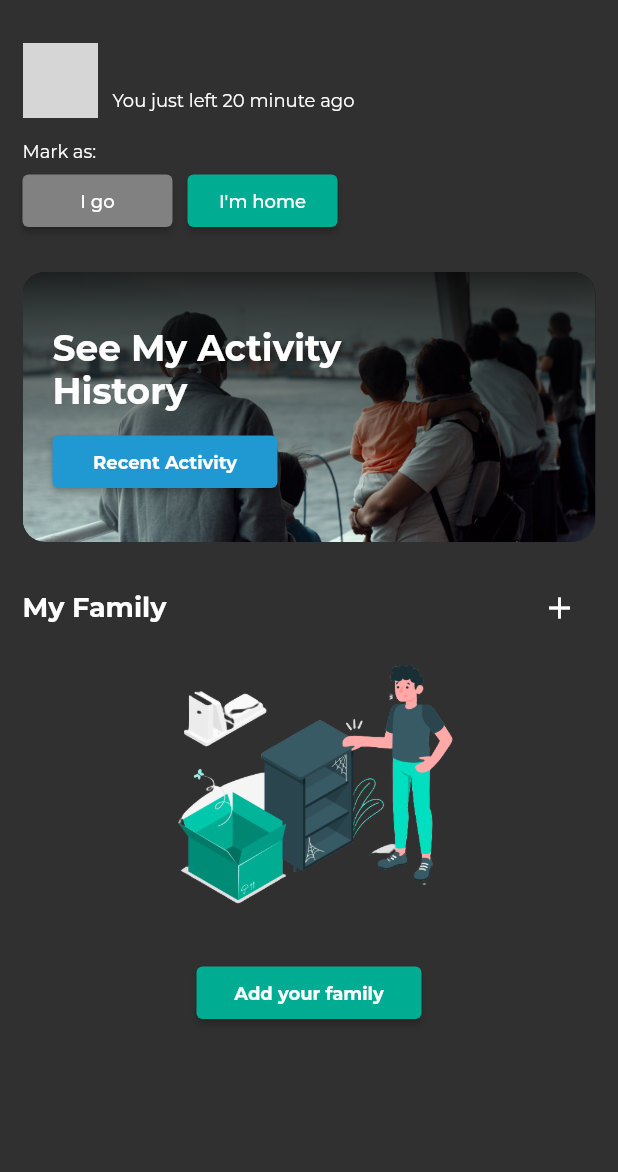
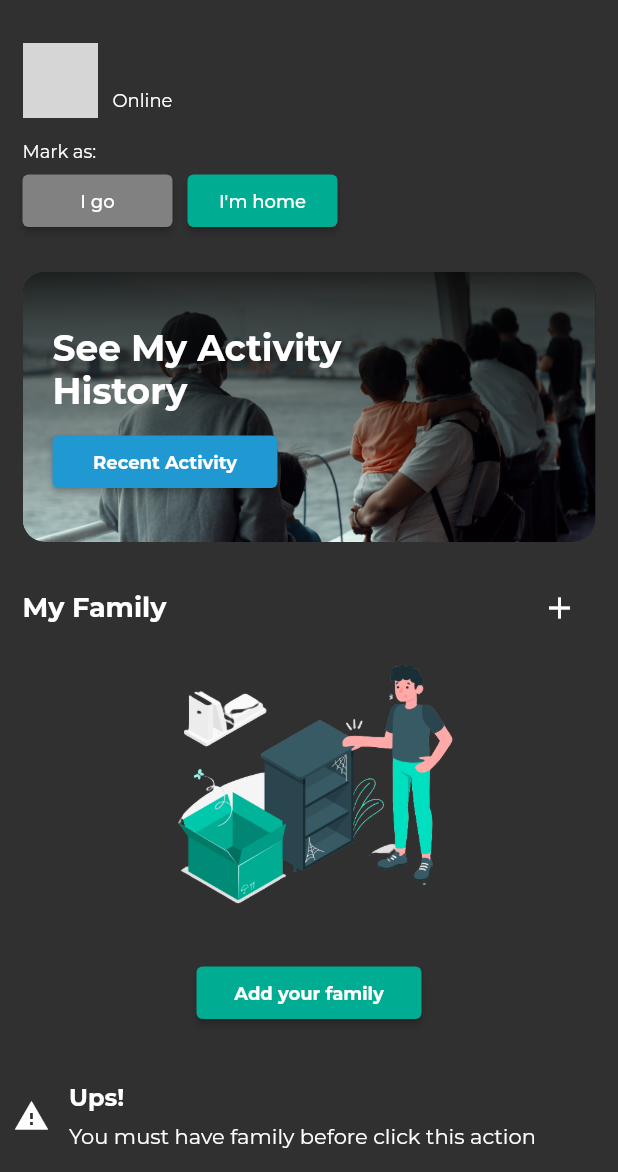
Before and after one commit to hafizc8/whosathome, a Flutter app: the HomePage screen opened by its route, after a tap on "I go", on a phone screen of 412 x 824 dp, the part 64-1236 px from its top. Run offline on Flutter 3.47's test engine with Material 2 defaults, Android fonts, the phone set to English and light mode, and no system bars; our stand-ins replace cloud_firestore, firebase_core, get, get_storage, google_fonts, google_sign_in; accounts and stored records are empty; network calls fail; grey boxes are pictures that could not be loaded.

Commit message:
add family and add activity

```diff
--- /dev/null
+++ b/lib/controllers/activity_controller.dart
@@ -0,0 +1,77 @@
+import 'package:cloud_firestore/cloud_firestore.dart';
+import 'package:flutter/material.dart';
+import 'package:get/get.dart';
+import 'package:get_storage/get_storage.dart';
+
+enum EventLabel {
+  imHome,
+  iGo
+}
+
+class ActivityController extends GetxController {
+  FirebaseFirestore myFirestore = FirebaseFirestore.instance;
+
+  /// Mark user event like (i'm home or i go)
+  dynamic markAsEvent({bool isHaveFamily = true, required EventLabel eventLabel}) async {
+    GetStorage storage = GetStorage();
+
+    if (!isHaveFamily) {
+      Get.showSnackbar(
+        const GetSnackBar(
+          icon: Icon(Icons.warning),
+          title: "Ups!",
+          message: "You must have family before click this action",
+          duration: Duration(seconds: 4),
+          snackPosition: SnackPosition.BOTTOM,
+        ),
+      );
+
+      return;
+    }
+
+    Map<String, dynamic> activity = {
+      "eventLabel": eventLabel == EventLabel.iGo ? "I go" : "I'm home",
+      "time": DateTime.now().millisecondsSinceEpoch
+    };
+
+    // update recent activity in family collection
+    String familyName = storage.read("familyName");
+    updateRecentActivity(
+      familyName: familyName,
+      currentUserEmail: storage.read("email"),
+      data: activity,
+    );
+
+    // add recent activity
+    await myFirestore.collection("users").doc(storage.read("email")).collection("recentActivities").add(activity);
+  }
+
+  dynamic updateRecentActivity({required String familyName, required String currentUserEmail, required Map<String, dynamic> data}) async {
+    DocumentReference familyDoc = myFirestore.collection('families').doc(familyName);
+    DocumentSnapshot getFamily  = await familyDoc.get();
+
+    // get current users list
+    List<Map<String, dynamic>> currentUsers = List<Map<String, dynamic>>.from((getFamily.get("users") as List).map((e) => e));
+    currentUsers = currentUsers.map((e) {
+      if (e['email'] == currentUserEmail) {
+        // update data
+        return {
+          "email": e['email'],
+          "name": e['name'],
+          "displayPic": e['displayPic'],
+          "recentActivity": data
+        };
+      }
+
+      return e;
+    }).toList();
+
+    // add current user to family list
+    await familyDoc
+      .set({
+        "users": currentUsers
+      })
+      .whenComplete(() => debugPrint("User activity has been updated. family name: $familyName.."))
+      .catchError((e) => debugPrint(e));
+  }
+}
--- a/lib/main.dart
+++ b/lib/main.dart
@@ -1,13 +1,14 @@
 import 'package:firebase_core/firebase_core.dart';
 import 'package:flutter/material.dart';
 import 'package:get/route_manager.dart';
+import 'package:get_storage/get_storage.dart';
 import 'package:whosathome/routes/app_pages.dart';
-import 'package:whosathome/ui/onboarding/onboarding.dart';
 import 'package:whosathome/ui/theme/theme.dart';
 
 void main() async {
   WidgetsFlutterBinding.ensureInitialized();
   await Firebase.initializeApp();
+  await GetStorage.init();
   runApp(const MyApp());
 }
 
@@ -21,7 +22,6 @@ class MyApp extends StatelessWidget {
       theme: Themes.light,
       darkTheme: Themes.dark,
       themeMode: ThemeMode.dark,
-      home: OnBoardingScreen(),
       initialRoute: Routes.initial,
       defaultTransition: Transition.fade,
       getPages: AppPages.pages,
--- a/lib/ui/home/home.dart
+++ b/lib/ui/home/home.dart
@@ -1,6 +1,8 @@
 import 'package:flutter/material.dart';
 import 'package:get/get.dart';
-import 'package:whosathome/controllers/my_app_controllers.dart';
+import 'package:whosathome/controllers/activity_controller.dart';
+import 'package:whosathome/controllers/my_app_controller.dart';
+import 'package:whosathome/controllers/my_family_controller.dart';
 import 'package:whosathome/ui/home/card_recent_history.dart';
 import 'package:whosathome/ui/home/my_family_section.dart';
 import 'package:whosathome/ui/home/profile_section.dart';
@@ -9,6 +11,8 @@ class HomePage extends StatelessWidget {
   HomePage({Key? key}) : super(key: key);
 
   final controller = Get.find<MyAppControllers>();
+  final familyC = Get.put(MyFamilyController());
+  final activityC = Get.put(ActivityController());
 
   @override
   Widget build(BuildContext context) {
@@ -34,11 +38,14 @@ class HomePage extends StatelessWidget {
           child: Column(
             crossAxisAlignment: CrossAxisAlignment.start,
             children: [
-              ProfileSection(),
+              InkWell(
+                child: ProfileSection(),
+                onTap: () => familyC.formAddUser(context: context),
+              ),
               const SizedBox(height: 30),
               const CardRecentHistory(),
               const SizedBox(height: 20),
-              const MyFamilySection(),
+              MyFamilySection(),
             ],
           ),
         ),
--- a/lib/ui/home/my_family_section.dart
+++ b/lib/ui/home/my_family_section.dart
@@ -1,16 +1,27 @@
 import 'package:flutter/material.dart';
+import 'package:get/get.dart';
+import 'package:whosathome/controllers/my_family_controller.dart';
 
 class MyFamilySection extends StatelessWidget {
-  const MyFamilySection({ Key? key }) : super(key: key);
+  MyFamilySection({Key? key}) : super(key: key);
+  final familyC = Get.find<MyFamilyController>();
 
   @override
   Widget build(BuildContext context) {
+    return GetX<MyFamilyController>(
+      initState: (state) {
+        WidgetsBinding.instance?.addPostFrameCallback((_) {
+          state.controller?.getFamilyData();
+        });
+      },
+      builder: (c) {
+        if (c.familyData.isNotEmpty) {
           return Column(
             children: [
               Row(
                 mainAxisAlignment: MainAxisAlignment.spaceBetween,
                 children: [
-            Text(
+                  const Text(
                     "My Family",
                     style: TextStyle(
                       fontSize: 18,
@@ -18,24 +29,92 @@ class MyFamilySection extends StatelessWidget {
                     ),
                   ),
                   IconButton(
-              onPressed: () {},
-              icon: Icon(Icons.add),
+                    onPressed: () => familyC.formAddUser(context: context),
+                    icon: const Icon(Icons.add),
                   ),
                 ],
               ),
-        Container(
+              ListView.builder(
+                shrinkWrap: true,
+                physics: const NeverScrollableScrollPhysics(),
+                itemCount: c.familyData.length,
+                itemBuilder: (ctx, i) {
+                  Map<String, dynamic> data = c.familyData[i];
+                  return Container(
+                    margin: const EdgeInsets.symmetric(vertical: 15),
+                    child: Row(
+                      children: [
+                        ClipRRect(
+                          borderRadius: BorderRadius.circular(150),
+                          child: Image.network(
+                            data['displayPic'].toString().isEmpty ? "https://i.pravatar.cc/150?img=$i" : data['displayPic'].toString(),
+                            width: 40,
+                            height: 40,
+                          ),
+                        ),
+                        const SizedBox(width: 10),
+                        Column(
+                          crossAxisAlignment: CrossAxisAlignment.start,
+                          children: [
+                            Text(
+                              data['name'] ?? "Unknow user",
+                              style: const TextStyle(
+                                fontSize: 16,
+                                fontWeight: FontWeight.bold,
+                              ),
+                            ),
+                            const SizedBox(height: 5),
+                            Text(
+                              data['recentActivity'] != null
+                                ? "${data['recentActivity']['eventLabel']} in ${data['recentActivity']['time']}"
+                                : "User not joined app"
+                              ,
+                              style: const TextStyle(
+                                fontSize: 12,
+                              ),
+                            ),
+                          ],
+                        ),
+                      ],
+                    ),
+                  );
+                },
+              ),
+            ],
+          );
+        }
+
+        return Column(
+          children: [
+            Row(
+              mainAxisAlignment: MainAxisAlignment.spaceBetween,
+              children: [
+                const Text(
+                  "My Family",
+                  style: TextStyle(
+                    fontSize: 18,
+                    fontWeight: FontWeight.bold,
+                  ),
+                ),
+                IconButton(
+                  onPressed: () => familyC.formAddUser(context: context),
+                  icon: const Icon(Icons.add),
+                ),
+              ],
+            ),
+            SizedBox(
               width: double.infinity,
+              height: 200,
               child: Image.asset(
                 "assets/images/3371471-removebg-preview.png",
-            height: 200,
               ),
             ),
-        SizedBox(height: 15),
+            const SizedBox(height: 15),
             SizedBox(
               width: 150,
               height: 35,
               child: ElevatedButton(
-            onPressed: () {},
+                onPressed: () => familyC.formAddUser(context: context),
                 child: const Text(
                   "Add your family",
                   style: TextStyle(
@@ -52,5 +131,7 @@ class MyFamilySection extends StatelessWidget {
             ),
           ],
         );
+      },
+    );
   }
 }
--- a/lib/ui/home/profile_section.dart
+++ b/lib/ui/home/profile_section.dart
@@ -1,11 +1,15 @@
 import 'package:flutter/material.dart';
 import 'package:get/get.dart';
-import 'package:whosathome/controllers/my_app_controllers.dart';
+import 'package:whosathome/controllers/activity_controller.dart';
+import 'package:whosathome/controllers/my_app_controller.dart';
+import 'package:whosathome/controllers/my_family_controller.dart';
 
 class ProfileSection extends StatelessWidget {
   ProfileSection({ Key? key }) : super(key: key);
 
   final controller = Get.find<MyAppControllers>();
+  final familyC = Get.find<MyFamilyController>();
+  final activityC = Get.find<ActivityController>();
 
   @override
   Widget build(BuildContext context) {
@@ -37,7 +41,7 @@ class ProfileSection extends StatelessWidget {
                     ),
                     const SizedBox(height: 5),
                     const Text(
-                      "You just left 20 minute ago",
+                      "Online",
                       style: TextStyle(
                         fontSize: 12,
                       ),
@@ -62,7 +66,7 @@ class ProfileSection extends StatelessWidget {
               width: 100,
               height: 35,
               child: ElevatedButton(
-                onPressed: () {},
+                onPressed: () => activityC.markAsEvent(isHaveFamily: familyC.familyData.isNotEmpty, eventLabel: EventLabel.iGo),
                 child: const Text(
                   "I go",
                   style: TextStyle(
@@ -71,7 +75,8 @@ class ProfileSection extends StatelessWidget {
                 ),
                 style: ButtonStyle(
                   backgroundColor: MaterialStateProperty.all<Color>(
-                      const Color(0xFF818181)),
+                    const Color(0xFF818181),
+                  ),
                 ),
               ),
             ),
@@ -80,7 +85,7 @@ class ProfileSection extends StatelessWidget {
               width: 100,
               height: 35,
               child: ElevatedButton(
-                onPressed: () {},
+                onPressed: () => activityC.markAsEvent(isHaveFamily: familyC.familyData.isNotEmpty, eventLabel: EventLabel.imHome),
                 child: const Text(
                   "I'm home",
                   style: TextStyle(
@@ -95,7 +100,7 @@ class ProfileSection extends StatelessWidget {
               ),
             ),
           ],
-        )
+        ),
       ],
     );
   }
--- a/lib/ui/onboarding/onboarding.dart
+++ b/lib/ui/onboarding/onboarding.dart
@@ -1,6 +1,6 @@
 import 'package:flutter/material.dart';
 import 'package:get/get.dart';
-import 'package:whosathome/controllers/my_app_controllers.dart';
+import 'package:whosathome/controllers/my_app_controller.dart';
 
 class OnBoardingScreen extends StatelessWidget {
   OnBoardingScreen({Key? key}) : super(key: key);
@@ -37,7 +37,7 @@ class OnBoardingScreen extends StatelessWidget {
               width: double.infinity,
               height: 55,
               child: ElevatedButton(
-                onPressed: () => controller.handleSignIn(),
+                onPressed: () => controller.signInGoogle(isSignIn: false),
                 child: const Text(
                   "Create new account",
                   style: TextStyle(
@@ -55,7 +55,7 @@ class OnBoardingScreen extends StatelessWidget {
               width: double.infinity,
               height: 55,
               child: ElevatedButton(
-                onPressed: () => controller.handleSignIn(),
+                onPressed: () => controller.signInGoogle(),
                 child: const Text(
                   "I have account",
                   style: TextStyle(
```
Also changed, not shown: lib/controllers/my_app_controller.dart (added, +87 -0 lines), lib/controllers/my_app_controllers.dart (deleted, +0 -75 lines), lib/controllers/my_family_controller.dart (added, +173 -0 lines), lib/controllers/my_family_controllers.dart (deleted, +0 -51 lines), lib/controllers/user_controller.dart (added, +63 -0 lines), pubspec.yaml (+7 -20 lines), pubspec.lock. Lines whose indentation alone changed are shown as unchanged.
